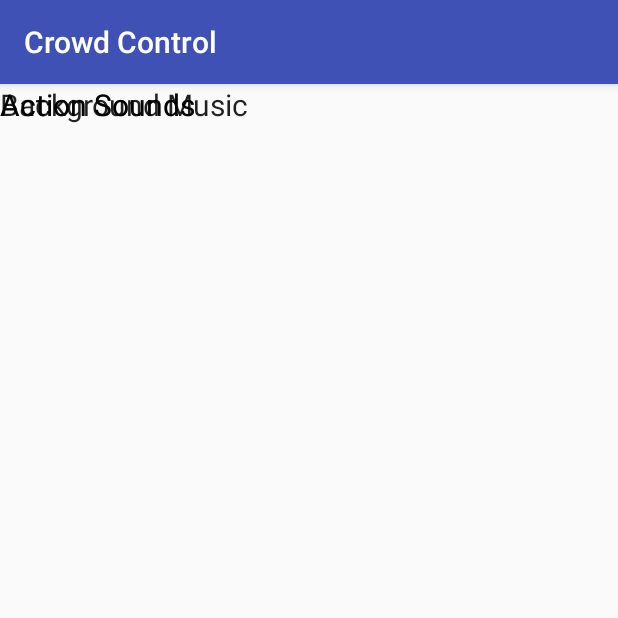
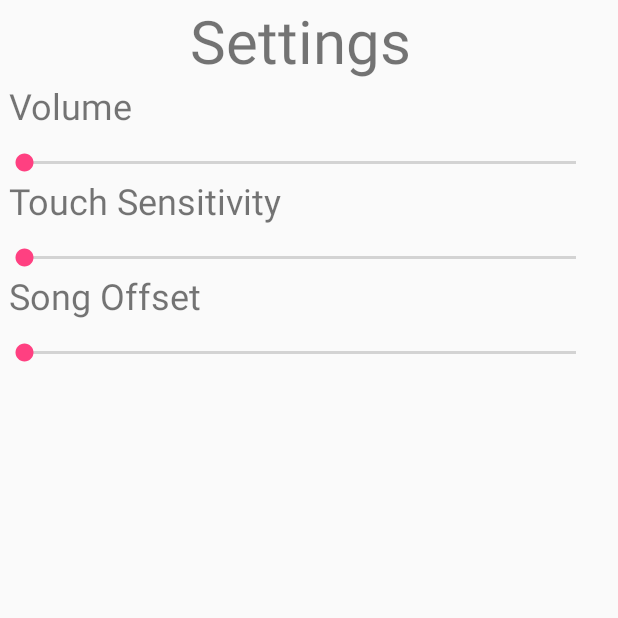
Before and after one commit to rocketeer55/Crowd-Control, an Android app: the SettingsActivity screen opened directly, with no data from a screen before it, on a phone screen of 412 x 824 dp, the top half of it. Run offline under Robolectric (Android 15) with nearby library versions, the phone set to English and light mode, and no system bars.

Commit message:
Okay it works

```diff
--- a/app/src/main/java/com/csc309/crowdcontrol/PlayLevelActivity.java
+++ b/app/src/main/java/com/csc309/crowdcontrol/PlayLevelActivity.java
@@ -1,6 +1,7 @@
 package com.csc309.crowdcontrol;
 
 import android.annotation.SuppressLint;
+import android.os.Build;
 import android.support.v7.app.ActionBar;
 import android.support.v7.app.AppCompatActivity;
 import android.os.Bundle;
@@ -91,7 +92,7 @@ public class PlayLevelActivity extends AppCompatActivity {
     @Override
     protected void onCreate(Bundle savedInstanceState) {
         super.onCreate(savedInstanceState);
-
+        FullScreencall();
         setContentView(R.layout.activity_play_level);
 
         mVisible = true;
@@ -178,4 +179,16 @@ public class PlayLevelActivity extends AppCompatActivity {
         mHideHandler.removeCallbacks(mHideRunnable);
         mHideHandler.postDelayed(mHideRunnable, delayMillis);
     }
+
+    public void FullScreencall() {
+        if(Build.VERSION.SDK_INT < 19){
+            View v = this.getWindow().getDecorView();
+            v.setSystemUiVisibility(View.GONE);
+        } else {
+            //for higher api versions.
+            View decorView = getWindow().getDecorView();
+            int uiOptions = View.SYSTEM_UI_FLAG_HIDE_NAVIGATION | View.SYSTEM_UI_FLAG_IMMERSIVE_STICKY;
+            decorView.setSystemUiVisibility(uiOptions);
+        }
+    }
 }
--- a/app/src/main/res/layout/activity_settings.xml
+++ b/app/src/main/res/layout/activity_settings.xml
@@ -5,57 +5,61 @@
     android:layout_height="match_parent"
     tools:context=".SettingsActivity">
 
+    <LinearLayout
+        android:layout_width="400dp"
+        android:layout_height="646dp"
+        android:orientation="vertical"
+        tools:layout_editor_absoluteX="3dp"
+        tools:layout_editor_absoluteY="5dp">
 
-    <TableLayout
-        android:layout_width="395dp"
-        android:layout_height="643dp"
-        tools:layout_editor_absoluteX="8dp"
-        tools:layout_editor_absoluteY="8dp">
+        <TextView
+            android:id="@+id/editText2"
+            android:layout_width="match_parent"
+            android:layout_height="wrap_content"
+            android:text="Settings"
+            android:textAlignment="center"
+            android:textSize="40sp" />
 
-        <TableRow
+        <TextView
+            android:id="@+id/textView"
             android:layout_width="match_parent"
-            android:layout_height="match_parent" />
+            android:layout_height="45dp"
+            android:text=" Volume"
+            android:textAlignment="viewStart"
+            android:textSize="24sp" />
 
-        <TableRow
+        <SeekBar
+            android:id="@+id/seekBar"
             android:layout_width="match_parent"
-            android:layout_height="match_parent" />
+            android:layout_height="wrap_content" />
 
-        <TableRow
+        <TextView
+            android:id="@+id/textView7"
             android:layout_width="match_parent"
-            android:layout_height="match_parent" />
+            android:layout_height="45dp"
+            android:text=" Touch Sensitivity"
+            android:textAlignment="viewStart"
+            android:textSize="24sp" />
 
-        <TableRow
+        <SeekBar
+            android:id="@+id/seekBar2"
             android:layout_width="match_parent"
-            android:layout_height="match_parent" />
-    </TableLayout>
+            android:layout_height="wrap_content" />
 
-    <TextView
-        android:id="@+id/Title"
-        android:layout_width="wrap_content"
-        android:layout_height="wrap_content"
-        android:text="Action Sounds"
-        android:textAppearance="@style/TextAppearance.AppCompat"
-        android:textSize="20sp"
-        tools:layout_editor_absoluteX="37dp"
-        tools:layout_editor_absoluteY="95dp" />
+        <TextView
+            android:id="@+id/textView8"
+            android:layout_width="match_parent"
+            android:layout_height="45dp"
+            android:text=" Song Offset"
+            android:textAlignment="viewStart"
+            android:textSize="24sp" />
 
-    <TextView
-        android:id="@+id/title4"
-        android:layout_width="wrap_content"
-        android:layout_height="wrap_content"
-        android:text="Action Sounds"
-        android:textAppearance="@style/TextAppearance.AppCompat"
-        android:textSize="20sp"
-        tools:layout_editor_absoluteX="37dp"
-        tools:layout_editor_absoluteY="155dp" />
+        <SeekBar
+            android:id="@+id/seekBar3"
+            android:layout_width="match_parent"
+            android:layout_height="wrap_content" />
 
-    <TextView
-        android:id="@+id/title2"
-        android:layout_width="wrap_content"
-        android:layout_height="wrap_content"
-        android:text="Background Music"
-        android:textAppearance="@style/TextAppearance.AppCompat"
-        android:textSize="20sp"
-        tools:layout_editor_absoluteX="37dp"
-        tools:layout_editor_absoluteY="41dp" />
+    </LinearLayout>
+
+
 </android.support.constraint.ConstraintLayout>
--- a/app/src/main/res/values/styles.xml
+++ b/app/src/main/res/values/styles.xml
@@ -1,7 +1,7 @@
 <resources>
 
     <!-- Base application theme. -->
-    <style name="AppTheme" parent="Theme.AppCompat.Light.DarkActionBar">
+    <style name="AppTheme" parent="Theme.AppCompat.Light.NoActionBar">
         <!-- Customize your theme here. -->
         <item name="colorPrimary">@color/colorPrimary</item>
         <item name="colorPrimaryDark">@color/colorPrimaryDark</item>
```
